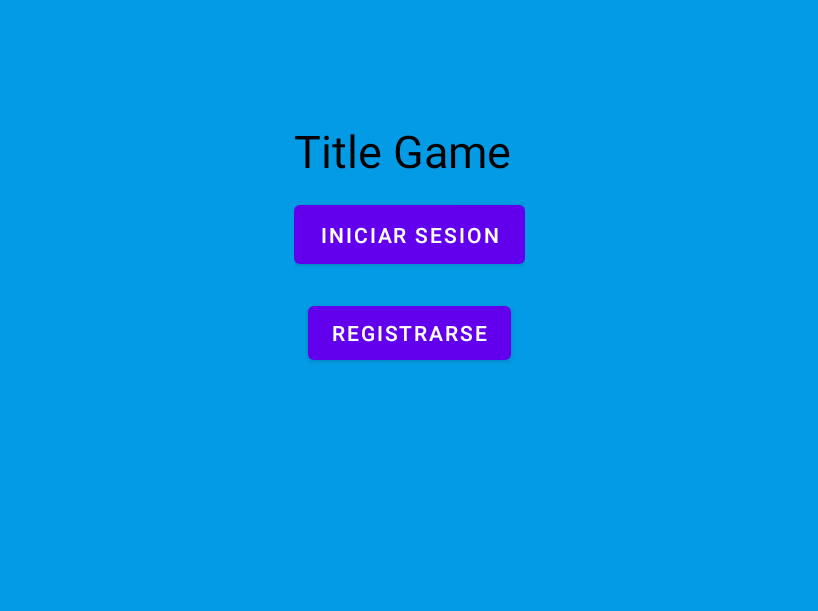
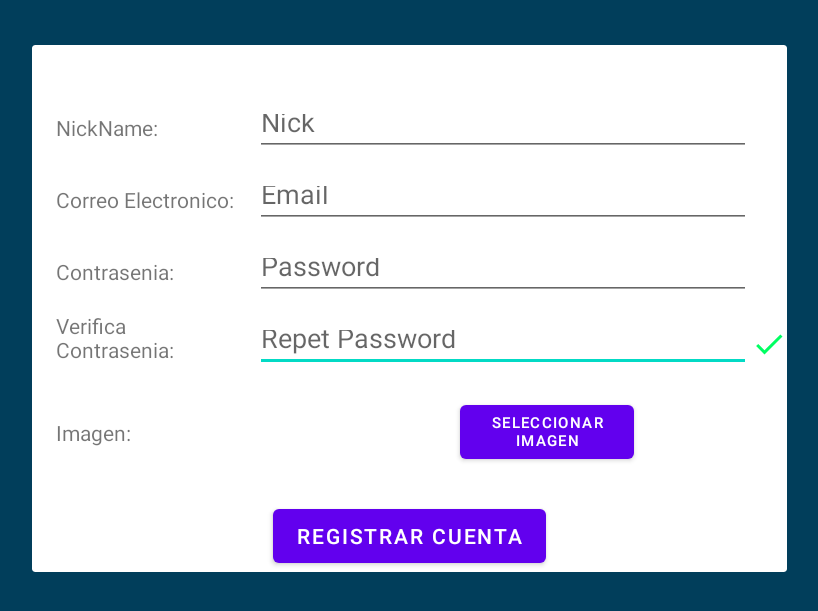
Before and after one commit to VanitasuShieda/adivinaQuien, an Android app: the screen it shows after launch (FullscreenActivity), after a tap on "REGISTRARSE", on a phone screen of 824 x 412 dp (held sideways). Shown: the top 611 px of the screen, without its empty margins (208-1026 px from the left). Run offline under Robolectric (Android 15) with nearby library versions, the phone set to English and light mode, and no system bars; our stand-ins replace Firebase (no records; nobody signed in at launch, a user with empty details on screens opened directly).

Commit message:
Noche desvelo 1
Alchile no podia dormir XDXDXD

```diff
--- a/app/build.gradle
+++ b/app/build.gradle
@@ -49,6 +49,7 @@ dependencies {
     implementation 'androidx.lifecycle:lifecycle-livedata-ktx:2.3.1'
     implementation 'androidx.lifecycle:lifecycle-viewmodel-ktx:2.3.1'
     implementation 'de.hdodenhof:circleimageview:3.1.0'
+    implementation 'com.google.firebase:firebase-storage:20.0.0'
     testImplementation 'junit:junit:4.+'
     androidTestImplementation 'androidx.test.ext:junit:1.1.3'
     androidTestImplementation 'androidx.test.espresso:espresso-core:3.4.0'
--- a/app/src/main/java/com/mika/adivinaquien/activities/FullscreenActivity.kt
+++ b/app/src/main/java/com/mika/adivinaquien/activities/FullscreenActivity.kt
@@ -17,11 +17,15 @@ import com.google.firebase.auth.ktx.auth
 import com.google.firebase.ktx.Firebase
 import com.mika.adivinaquien.databinding.ActivityFullscreenBinding
 import android.app.Dialog
+import android.net.Uri
 import android.view.Window
+import androidx.activity.result.contract.ActivityResultContracts
 import com.google.firebase.firestore.ktx.firestore
 import com.mika.adivinaquien.R
 import com.mika.adivinaquien.databinding.DialogLoginBinding
+import com.mika.adivinaquien.databinding.DialogRegisterBinding
 import com.mika.adivinaquien.models.user
+import java.util.*
 
 
 /**
@@ -32,8 +36,11 @@ class FullscreenActivity : AppCompatActivity() {
 
     private lateinit var binding: ActivityFullscreenBinding
     private lateinit var bindinglogin: DialogLoginBinding
+    private lateinit var bindingregistro: DialogRegisterBinding
     private val auth = Firebase.auth
     private var db = Firebase.firestore
+
+    lateinit var  ImageURI: Uri
 
     private lateinit var fullscreenContent: TextView
     private lateinit var fullscreenContentControls: LinearLayout
@@ -89,6 +96,7 @@ class FullscreenActivity : AppCompatActivity() {
 
         binding = ActivityFullscreenBinding.inflate(layoutInflater)
         bindinglogin =  DialogLoginBinding.inflate(layoutInflater)
+        bindingregistro =  DialogRegisterBinding.inflate(layoutInflater)
         setContentView(binding.root)
 
         supportActionBar?.setDisplayHomeAsUpEnabled(true)
@@ -108,6 +116,7 @@ class FullscreenActivity : AppCompatActivity() {
 
 
         binding.loginactivity.setOnClickListener {
+
             val builddialog =  AlertDialog.Builder(this)
             val viewdialog =  layoutInflater.inflate( R.layout.dialog_login, null)
 
@@ -115,21 +124,47 @@ class FullscreenActivity : AppCompatActivity() {
             val dialog = builddialog.create()
             dialog.show()
 
-            bindinglogin.logincheck.setOnClickListener {
-                if(bindinglogin.emailText.text.toString() != "" && bindinglogin.passwordText.text.toString() != ""){
-                    loginUser(bindinglogin.emailText.text.toString(), bindinglogin.passwordText.text.toString())
-                }else{
-                    Toast.makeText(baseContext, "Campos vacios", Toast.LENGTH_LONG).show()
-                }
+
             }
 
 
 
+
+        binding.registeractivity.setOnClickListener {
+
+            val buldialreg =  AlertDialog.Builder(this)
+            val viewdialreg =  layoutInflater.inflate( R.layout.dialog_register, null)
+
+            buldialreg.setView(viewdialreg)
+            val dialogreg = buldialreg.create()
+            dialogreg.show()
+
+            bindingregistro.btnselectimg.setOnClickListener {
+                    val intentimg = Intent()
+                intentimg.type = "images/*"
+                intent.action = Intent.ACTION_GET_CONTENT
+
+                startActivity(intentimg)
+
             }
 
+            bindingregistro.registercheck.setOnClickListener {
+                if(bindingregistro.newemail.text.toString() != ""
+                    && bindingregistro.newpassword.text.toString() != ""
+                    && bindingregistro.newnick.text.toString() != ""
+                    && bindingregistro.newpassword.text != bindingregistro.newpassword2.text ){
+                    createUser()
+                }else{
+                    if(bindingregistro.newnick.text.toString() == ""){
+                        Toast.makeText(baseContext, "El Usuario No puede Estar En blanco", Toast.LENGTH_LONG).show()
+                    }else if(bindingregistro.newpassword.text.toString() != bindingregistro.newpassword2.text.toString()){
+                        Toast.makeText(baseContext, "Las contrasenias no Coinciden", Toast.LENGTH_LONG).show()
+                    }else if(bindingregistro.newemail.text.toString() == ""){
+                        Toast.makeText(baseContext, "El Correo No puede Estar En blanco", Toast.LENGTH_LONG).show()
+                    }
+                }
+            }
 
-        binding.createactivity.setOnClickListener {
-            //createUser()
         }
 
 
@@ -154,23 +189,19 @@ class FullscreenActivity : AppCompatActivity() {
     }
 
     private fun createUser(){
-        val newemail = "12"
-        val password = "12"
-        //val email = binding.emailText.text.toString()
-        //val password = binding.passwordText.text.toString()
-
+        val newemail = bindingregistro.newemail.text.toString()
+        val password = bindingregistro.newpassword.text.toString()
 
         auth.createUserWithEmailAndPassword(newemail, password).addOnCompleteListener { task ->
             if(task.isSuccessful){
-
+                val Uid = UUID.randomUUID().toString()
                 val userinfo = user(
-                    id = "",
-                    nick = "",
-                    email = "",
+                    id = Uid,
+                    nick = bindingregistro.newnick.text.toString(),
+                    email = newemail,
                     wins = 0,
                     loses = 0,
                     multiplayergames = listOf("Sin Partidas","Jugadas"))
-
 
                 db.collection("Users").document(newemail).set(userinfo)
                 checkUser()
--- a/app/src/main/java/com/mika/adivinaquien/activities/GameMenu.kt
+++ b/app/src/main/java/com/mika/adivinaquien/activities/GameMenu.kt
@@ -2,6 +2,7 @@ package com.mika.adivinaquien.activities
 
 import android.os.Bundle
 import androidx.appcompat.app.AppCompatActivity
+import com.google.firebase.auth.FirebaseAuth
 import com.mika.adivinaquien.R
 import com.google.firebase.firestore.ktx.firestore
 import com.google.firebase.ktx.Firebase
@@ -35,6 +36,11 @@ class GameMenu: AppCompatActivity() {
             finish()
         }
 
+        binding.btnlogout.setOnClickListener {
+            FirebaseAuth.getInstance().signOut();
+            finish()
+        }
+
         setContentView(binding.root)
     }
 }
--- /dev/null
+++ b/app/src/main/res/drawable/ic_baseline_check_24.xml
@@ -0,0 +1,5 @@
+<vector android:height="24dp" android:tint="#00FF62"
+    android:viewportHeight="24" android:viewportWidth="24"
+    android:width="24dp" xmlns:android="http://schemas.android.com/apk/res/android">
+    <path android:fillColor="@android:color/white" android:pathData="M9,16.17L4.83,12l-1.42,1.41L9,19 21,7l-1.41,-1.41z"/>
+</vector>
--- a/app/src/main/res/layout/activity_fullscreen.xml
+++ b/app/src/main/res/layout/activity_fullscreen.xml
@@ -45,7 +45,7 @@
             app:layout_constraintTop_toBottomOf="@id/titlegame" />
 
         <Button
-            android:id="@+id/createactivity"
+            android:id="@+id/registeractivity"
             android:layout_width="wrap_content"
             android:layout_height="wrap_content"
             android:layout_marginTop="16dp"
--- /dev/null
+++ b/app/src/main/res/layout/dialog_register.xml
@@ -0,0 +1,165 @@
+<?xml version="1.0" encoding="utf-8"?>
+<androidx.constraintlayout.widget.ConstraintLayout xmlns:android="http://schemas.android.com/apk/res/android"
+    xmlns:app="http://schemas.android.com/apk/res-auto"
+    xmlns:tools="http://schemas.android.com/tools"
+    android:layout_width="match_parent"
+    android:layout_height="match_parent">
+
+    <ImageView
+        android:id="@+id/checkpassword"
+        android:layout_width="wrap_content"
+        android:layout_height="wrap_content"
+        app:layout_constraintBottom_toBottomOf="@+id/newpassword2"
+        app:layout_constraintStart_toEndOf="@+id/newpassword2"
+        app:layout_constraintTop_toTopOf="@+id/newpassword2"
+        app:srcCompat="@drawable/ic_baseline_check_24" />
+
+    <EditText
+        android:id="@+id/newpassword2"
+        android:layout_width="0dp"
+        android:layout_height="38dp"
+        android:layout_marginStart="14dp"
+        android:layout_marginTop="10dp"
+        android:layout_marginEnd="24dp"
+        android:hint="@string/check_password"
+        android:imeActionLabel="@string/action_sign_in_short"
+        android:imeOptions="actionDone"
+        android:inputType="textPassword"
+        android:selectAllOnFocus="true"
+        app:layout_constraintEnd_toEndOf="parent"
+        app:layout_constraintStart_toEndOf="@+id/textView"
+        app:layout_constraintTop_toBottomOf="@+id/newpassword" />
+
+    <TextView
+        android:id="@+id/textView"
+        android:layout_width="wrap_content"
+        android:layout_height="wrap_content"
+        android:layout_marginStart="16dp"
+        android:text="Correo Electronico:"
+        app:layout_constraintBottom_toBottomOf="@+id/newemail"
+        app:layout_constraintStart_toStartOf="parent"
+        app:layout_constraintTop_toTopOf="@+id/newemail" />
+
+    <EditText
+        android:id="@+id/newemail"
+        android:layout_width="0dp"
+        android:layout_height="38dp"
+        android:layout_marginStart="14dp"
+        android:layout_marginTop="10dp"
+        android:layout_marginEnd="24dp"
+        android:hint="@string/prompt_email"
+        android:inputType="textEmailAddress"
+        android:selectAllOnFocus="true"
+        app:layout_constraintEnd_toEndOf="parent"
+        app:layout_constraintStart_toEndOf="@+id/textView"
+        app:layout_constraintTop_toBottomOf="@+id/newnick" />
+
+    <EditText
+        android:id="@+id/newnick"
+        android:layout_width="0dp"
+        android:layout_height="38dp"
+        android:layout_marginStart="14dp"
+        android:layout_marginTop="36dp"
+        android:layout_marginEnd="24dp"
+        android:hint="@string/nick"
+        android:inputType="text"
+        android:selectAllOnFocus="true"
+        app:layout_constraintEnd_toEndOf="parent"
+        app:layout_constraintStart_toEndOf="@+id/textView"
+        app:layout_constraintTop_toTopOf="parent" />
+
+    <TextView
+        android:id="@+id/textView2"
+        android:layout_width="wrap_content"
+        android:layout_height="wrap_content"
+        android:layout_marginStart="16dp"
+        android:text="Contrasenia: "
+        app:layout_constraintBottom_toBottomOf="@+id/newpassword"
+        app:layout_constraintEnd_toStartOf="@+id/newpassword"
+        app:layout_constraintHorizontal_bias="0.0"
+        app:layout_constraintStart_toStartOf="parent"
+        app:layout_constraintTop_toTopOf="@+id/newpassword" />
+
+    <EditText
+        android:id="@+id/newpassword"
+        android:layout_width="0dp"
+        android:layout_height="38dp"
+        android:layout_marginStart="14dp"
+        android:layout_marginTop="10dp"
+        android:layout_marginEnd="24dp"
+        android:hint="@string/prompt_password"
+        android:imeActionLabel="@string/action_sign_in_short"
+        android:imeOptions="actionDone"
+        android:inputType="textPassword"
+        android:selectAllOnFocus="true"
+        app:layout_constraintEnd_toEndOf="parent"
+        app:layout_constraintStart_toEndOf="@+id/textView"
+        app:layout_constraintTop_toBottomOf="@+id/newemail" />
+
+    <TextView
+        android:id="@+id/textView3"
+        android:layout_width="110dp"
+        android:layout_height="43dp"
+        android:layout_marginStart="16dp"
+        android:text="Verifica \nContrasenia: "
+        app:layout_constraintBottom_toBottomOf="@+id/newpassword2"
+        app:layout_constraintStart_toStartOf="parent"
+        app:layout_constraintTop_toTopOf="@+id/newpassword2" />
+
+    <Button
+        android:id="@+id/registercheck"
+        android:layout_width="wrap_content"
+        android:layout_height="wrap_content"
+        android:layout_gravity="start"
+        android:layout_marginStart="48dp"
+        android:layout_marginTop="15dp"
+        android:layout_marginEnd="48dp"
+        android:text="Registrar Cuenta"
+        app:layout_constraintEnd_toEndOf="parent"
+        app:layout_constraintStart_toStartOf="parent"
+        app:layout_constraintTop_toBottomOf="@+id/newimage" />
+
+    <TextView
+        android:id="@+id/textView4"
+        android:layout_width="wrap_content"
+        android:layout_height="wrap_content"
+        android:layout_marginStart="16dp"
+        android:text="NickName: "
+        app:layout_constraintBottom_toBottomOf="@+id/newnick"
+        app:layout_constraintStart_toStartOf="parent"
+        app:layout_constraintTop_toTopOf="@+id/newnick" />
+
+    <TextView
+        android:id="@+id/textView5"
+        android:layout_width="wrap_content"
+        android:layout_height="wrap_content"
+        android:layout_marginStart="16dp"
+        android:text="Imagen: "
+        app:layout_constraintBottom_toBottomOf="@+id/newimage"
+        app:layout_constraintStart_toStartOf="parent"
+        app:layout_constraintTop_toTopOf="@+id/newimage" />
+
+    <ImageView
+        android:id="@+id/newimage"
+
+        android:layout_width="60dp"
+        android:layout_height="60dp"
+        android:layout_marginStart="12dp"
+        android:layout_marginTop="10dp"
+        app:layout_constraintStart_toEndOf="@+id/textView"
+        app:layout_constraintTop_toBottomOf="@+id/newpassword2"
+        tools:srcCompat="@tools:sample/avatars" />
+
+    <Button
+        android:id="@+id/btnselectimg"
+        android:layout_width="116dp"
+        android:layout_height="48dp"
+        android:text="Seleccionar Imagen"
+        android:textSize="10dp"
+        app:layout_constraintBottom_toBottomOf="@+id/newimage"
+        app:layout_constraintEnd_toEndOf="@+id/newpassword2"
+        app:layout_constraintStart_toEndOf="@+id/newimage"
+        app:layout_constraintTop_toTopOf="@+id/newimage" />
+
+
+</androidx.constraintlayout.widget.ConstraintLayout>
--- a/app/src/main/res/layout/game_menu.xml
+++ b/app/src/main/res/layout/game_menu.xml
@@ -8,18 +8,40 @@
     android:foregroundGravity="center"
     android:screenOrientation="landscape">
 
+    <androidx.constraintlayout.widget.ConstraintLayout
+        android:layout_width="wrap_content"
+        android:layout_height="wrap_content"
+        android:layout_marginTop="10dp"
+        android:layout_marginLeft="10dp"
+        app:layout_constraintEnd_toEndOf="parent">
+
+        <de.hdodenhof.circleimageview.CircleImageView
+            android:id="@+id/myimagemenu"
+            android:layout_width="48dp"
+            android:layout_height="48dp"
+            android:layout_marginTop="3dp"
+            android:layout_marginEnd="8dp"
+            android:layout_marginBottom="3dp"
+            android:src="@drawable/common_google_signin_btn_icon_dark"
+            app:layout_constraintBottom_toBottomOf="parent"
+            app:layout_constraintEnd_toEndOf="parent"
+            app:layout_constraintTop_toTopOf="parent" />
+
         <TextView
             android:id="@+id/userinfo"
             android:layout_width="192dp"
             android:layout_height="51dp"
-        android:layout_marginTop="16dp"
-        android:layout_marginEnd="16dp"
+            android:layout_marginTop="5dp"
+            android:layout_marginEnd="8dp"
+            android:layout_marginBottom="5dp"
             android:text="User"
             android:textAlignment="textEnd"
             android:textSize="30dp"
-        app:layout_constraintEnd_toEndOf="parent"
-        app:layout_constraintTop_toTopOf="parent"
-        tools:ignore="MissingConstraints" />
+            app:layout_constraintBottom_toBottomOf="parent"
+            app:layout_constraintEnd_toStartOf="@+id/myimagemenu"
+            app:layout_constraintTop_toTopOf="parent" />
+    </androidx.constraintlayout.widget.ConstraintLayout>
+
 
     <Button
         android:id="@+id/btnsologame"
--- a/app/src/main/res/values/strings.xml
+++ b/app/src/main/res/values/strings.xml
@@ -6,7 +6,9 @@
     <string name="hello_blank_fragment">Hello blank fragment</string>
     <!-- Strings related to login -->
     <string name="prompt_email">Email</string>
+    <string name="nick">Nick</string>
     <string name="prompt_password">Password</string>
+    <string name="check_password">Repet Password</string>
     <string name="action_sign_in">Sign in or register</string>
     <string name="action_sign_in_short">Sign in</string>
     <string name="welcome">"Welcome!"</string>
```
Also changed, not shown: 2 other files. Lines whose indentation alone changed are shown as unchanged.
